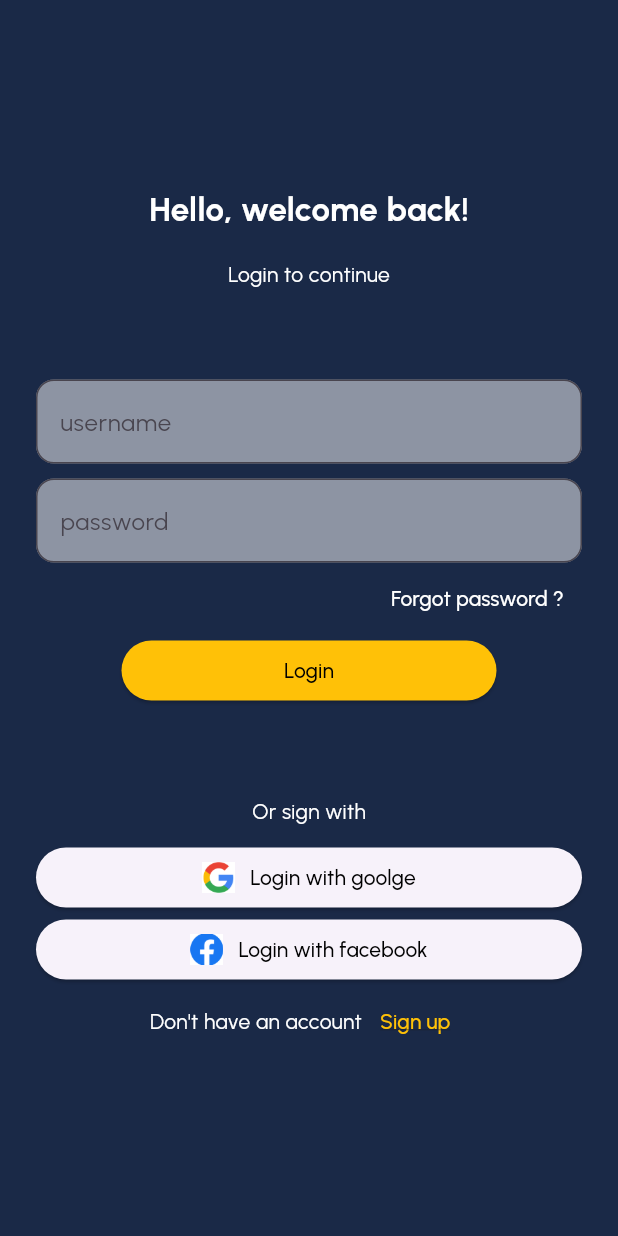
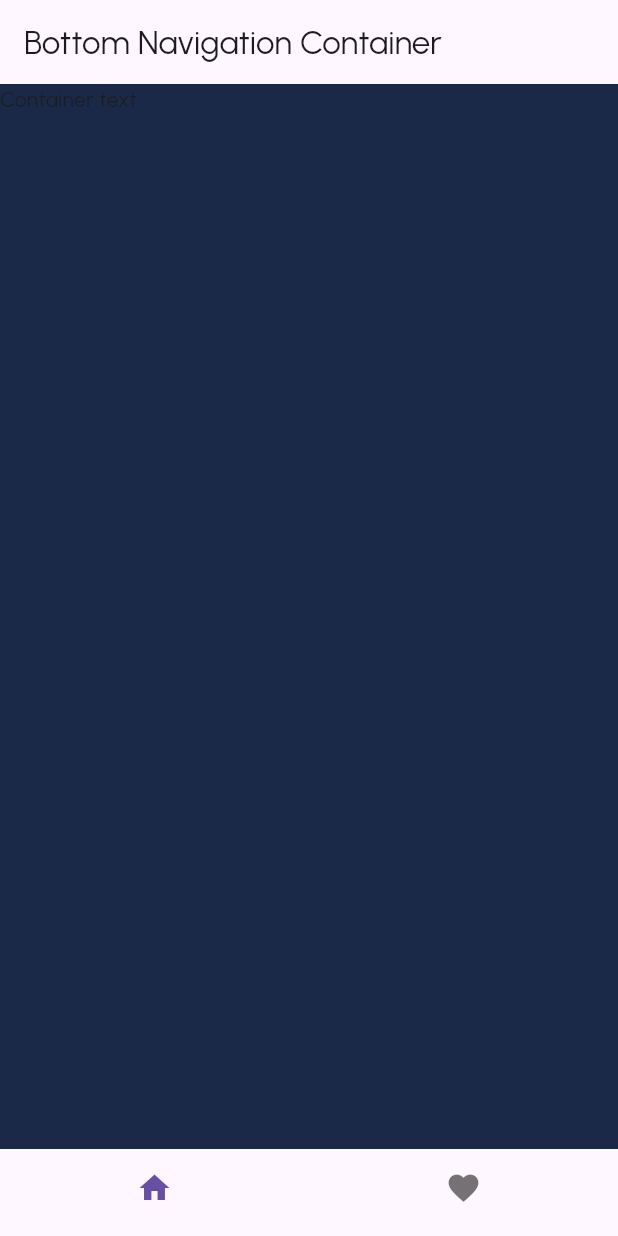
Before and after one commit to yemom/mobile_tutor, a Flutter app: the screen it shows after launch, after a tap on "Login", on a phone screen of 412 x 824 dp. Run offline on Flutter 3.47's test engine with Material 3 defaults, Android fonts, the phone set to English and light mode, and no system bars.

Commit message:
some changes

```diff
--- a/lib/login_page.dart
+++ /dev/null
@@ -1,131 +0,0 @@
-import 'package:flutter/material.dart';
-
-class LoginPage extends StatelessWidget {
-  const LoginPage({super.key});
-
-  @override
-  Widget build(BuildContext context) {
-    return Scaffold(
-      body: Padding(
-        padding: EdgeInsets.all(24),
-        child: Column(
-          children: [
-            SizedBox(height: 100),
-            Text(
-              'Hello, welcome back!',
-              style: TextStyle(
-                color: Colors.white,
-                fontSize: 22,
-                fontWeight: FontWeight.bold,
-                fontFamily: 'Urbanist',
-              ),
-            ),
-            SizedBox(height: 18),
-            Text('Login to continue', style: TextStyle(color: Colors.white)),
-            SizedBox(height: 60),
-            TextField(
-              decoration: InputDecoration(
-                hintText: 'username',
-                border: OutlineInputBorder(
-                  borderRadius: BorderRadius.circular(12),
-                ),
-                filled: true,
-                fillColor: Colors.white.withOpacity(0.5),
-              ),
-            ),
-            SizedBox(height: 10),
-            TextField(
-              decoration: InputDecoration(
-                hintText: 'password',
-                border: OutlineInputBorder(
-                  borderRadius: BorderRadius.circular(12),
-                ),
-                filled: true,
-                fillColor: Colors.white.withOpacity(0.5),
-              ),
-            ),
-            Align(
-              alignment: Alignment.centerRight,
-              child: TextButton(
-                onPressed: () {
-                  print('Forgot is clicked');
-                },
-                style: TextButton.styleFrom(foregroundColor: Colors.white),
-                child: Text('Forgot password ?'),
-              ),
-            ),
-            SizedBox(
-              width: 250,
-              child: ElevatedButton(
-                onPressed: () {
-                  print('Login is clicked');
-                },
-                style: ElevatedButton.styleFrom(
-                  backgroundColor: Colors.amber,
-                  foregroundColor: Colors.black,
-                ),
-                child: Text('Login'),
-              ),
-            ),
-            SizedBox(height: 60),
-            Text('Or sign with', style: TextStyle(color: Colors.white)),
-            SizedBox(height: 10),
-            ElevatedButton(
-              onPressed: () {
-                print('Google is clicked');
-              },
-              child: Row(
-                mainAxisAlignment: MainAxisAlignment.center,
-                children: [
-                  Image.asset('assets/image/google.png', width: 22, height: 22),
-                  SizedBox(width: 10),
-                  Text(
-                    'Login with goolge',
-                    style: TextStyle(color: Colors.black),
-                  ),
-                ],
-              ),
-            ),
-            ElevatedButton(
-              onPressed: () {
-                print('Facebook is clicked');
-              },
-              child: Row(
-                mainAxisAlignment: MainAxisAlignment.center,
-                children: [
-                  Image.asset(
-                    'assets/image/facebook.png',
-                    width: 22,
-                    height: 22,
-                  ),
-                  SizedBox(width: 10),
-                  Text(
-                    'Login with facebook',
-                    style: TextStyle(color: Colors.black),
-                  ),
-                ],
-              ),
-            ),
-            Row(
-              mainAxisAlignment: MainAxisAlignment.center,
-              children: [
-                Text(
-                  "Don't have an account",
-                  style: TextStyle(color: Colors.white),
-                ),
-                TextButton(
-                  onPressed: () {},
-                  style: TextButton.styleFrom(foregroundColor: Colors.amber),
-                  child: Text(
-                    'Sign up',
-                    style: TextStyle(decoration: TextDecoration.underline),
-                  ),
-                ),
-              ],
-            ),
-          ],
-        ),
-      ),
-    );
-  }
-}
--- a/lib/main.dart
+++ b/lib/main.dart
@@ -1,5 +1,7 @@
 import 'package:flutter/material.dart';
-import 'package:myfirst_flutter_project/login_page.dart';
+import 'package:myfirst_flutter_project/pages/home_page.dart';
+import 'package:myfirst_flutter_project/pages/login_page.dart';
+import 'package:myfirst_flutter_project/pages/main_pages.dart';
 import 'package:myfirst_flutter_project/style/app_color.dart';
 
 void main() {
@@ -15,7 +17,12 @@
         fontFamily: 'Urbanist',
         scaffoldBackgroundColor: AppColor.background,
       ),
-      home: LoginPage(),
+      initialRoute: '/',
+      routes: {
+        '/': (context) => LoginPage(),
+        '/home': (context) => HomePage(),
+        '/main': (context) => MainPages(),
+      },
     );
   }
 }
--- /dev/null
+++ b/lib/pages/home_page.dart
@@ -0,0 +1,40 @@
+import 'package:flutter/material.dart';
+import 'package:myfirst_flutter_project/style/app_color.dart';
+
+class HomePage extends StatelessWidget {
+  const HomePage({super.key});
+
+  @override
+  Widget build(BuildContext context) {
+    return Scaffold(
+      appBar: AppBar(
+        backgroundColor: AppColor.background,
+        title: Text('Home page', style: TextStyle(color: AppColor.font)),
+        actions: [Icon(Icons.location_on_outlined)],
+      ),
+      body: ListView(children: mockUserFromServer()),
+    );
+  }
+
+  Widget_userItem() {
+    return Row(
+      children: [
+        Image.asset(
+          'assets/temp/beryl.chung%40mediamonks.com.jpg',
+          width: 40,
+          height: 40,
+        ),
+        SizedBox(width: 16),
+        Text('Beryl Chung'),
+      ],
+    );
+  }
+
+  List<Widget> mockUserFromServer() {
+    List<Widget> users = [];
+    for (int i = 0; i < 1000; i++) {
+      users.add(Widget_userItem());
+    }
+    return users;
+  }
+}
--- /dev/null
+++ b/lib/pages/login_page.dart
@@ -0,0 +1,156 @@
+import 'package:flutter/material.dart';
+import 'package:myfirst_flutter_project/pages/home_page.dart';
+
+class LoginPage extends StatelessWidget {
+  const LoginPage({super.key});
+
+  @override
+  Widget build(BuildContext context) {
+    return Scaffold(
+      body: SingleChildScrollView(
+        child: SizedBox(
+          height: MediaQuery.of(context).size.height,
+          child: Padding(
+            padding: EdgeInsets.all(24),
+            child: Column(
+              children: [
+                Spacer(),
+                Text(
+                  'Hello, welcome back!',
+                  style: TextStyle(
+                    color: Colors.white,
+                    fontSize: 22,
+                    fontWeight: FontWeight.bold,
+                    fontFamily: 'Urbanist',
+                  ),
+                ),
+                SizedBox(height: 18),
+                Text(
+                  'Login to continue',
+                  style: TextStyle(color: Colors.white),
+                ),
+                Spacer(),
+                TextField(
+                  decoration: InputDecoration(
+                    hintText: 'username',
+                    border: OutlineInputBorder(
+                      borderRadius: BorderRadius.circular(12),
+                    ),
+                    filled: true,
+                    fillColor: Colors.white.withOpacity(0.5),
+                  ),
+                ),
+                SizedBox(height: 10),
+                TextField(
+                  decoration: InputDecoration(
+                    hintText: 'password',
+                    border: OutlineInputBorder(
+                      borderRadius: BorderRadius.circular(12),
+                    ),
+                    filled: true,
+                    fillColor: Colors.white.withOpacity(0.5),
+                  ),
+                ),
+                Align(
+                  alignment: Alignment.centerRight,
+                  child: TextButton(
+                    onPressed: () {
+                      print('Forgot is clicked');
+                    },
+                    style: TextButton.styleFrom(foregroundColor: Colors.white),
+                    child: Text('Forgot password ?'),
+                  ),
+                ),
+                SizedBox(height: 32),
+                SizedBox(
+                  width: 250,
+                  child: ElevatedButton(
+                    onPressed: () {
+                      Navigator.of(context).pushReplacementNamed('/main');
+                    },
+                    style: ElevatedButton.styleFrom(
+                      backgroundColor: Colors.amber,
+                      foregroundColor: Colors.black,
+                    ),
+                    child: Text('Login'),
+                  ),
+                ),
+                Spacer(),
+                Text('Or sign with', style: TextStyle(color: Colors.white)),
+                SizedBox(height: 16),
+                ElevatedButton(
+                  onPressed: () {
+                    print('Google is clicked');
+                  },
+                  child: SizedBox(
+                    height: 48,
+                    child: Row(
+                      mainAxisAlignment: MainAxisAlignment.center,
+                      children: [
+                        Image.asset(
+                          'assets/image/google.png',
+                          width: 22,
+                          height: 22,
+                        ),
+                        SizedBox(width: 10),
+                        Text(
+                          'Login with goolge',
+                          style: TextStyle(color: Colors.black),
+                        ),
+                      ],
+                    ),
+                  ),
+                ),
+                SizedBox(height: 16),
+                ElevatedButton(
+                  onPressed: () {
+                    print('Facebook is clicked');
+                  },
+
+                  child: SizedBox(
+                    height: 48,
+                    child: Row(
+                      mainAxisAlignment: MainAxisAlignment.center,
+                      children: [
+                        Image.asset(
+                          'assets/image/facebook.png',
+                          width: 22,
+                          height: 22,
+                        ),
+                        SizedBox(width: 10),
+                        Text(
+                          'Login with facebook',
+                          style: TextStyle(color: Colors.black),
+                        ),
+                      ],
+                    ),
+                  ),
+                ),
+                Row(
+                  mainAxisAlignment: MainAxisAlignment.center,
+                  children: [
+                    Text(
+                      "Don't have an account",
+                      style: TextStyle(color: Colors.white),
+                    ),
+                    TextButton(
+                      onPressed: () {},
+                      style: TextButton.styleFrom(
+                        foregroundColor: Colors.amber,
+                      ),
+                      child: Text(
+                        'Sign up',
+                        style: TextStyle(decoration: TextDecoration.underline),
+                      ),
+                    ),
+                  ],
+                ),
+                Spacer(),
+              ],
+            ),
+          ),
+        ),
+      ),
+    );
+  }
+}
--- /dev/null
+++ b/lib/pages/main_pages.dart
@@ -0,0 +1,24 @@
+import 'package:flutter/material.dart';
+
+class MainPages extends StatelessWidget {
+  const MainPages({super.key});
+
+  @override
+  Widget build(BuildContext context) {
+    return Scaffold(
+      appBar: AppBar(title: Text('Bottom Navigation Container')),
+      body: Container(child: Text('Container text')),
+      bottomNavigationBar: BottomNavigationBar(
+        items: [
+          BottomNavigationBarItem(icon: Icon(Icons.home), label: 'home'),
+          BottomNavigationBarItem(
+            icon: Icon(Icons.favorite),
+            label: 'favorite',
+          ),
+        ],
+        showSelectedLabels: false,
+        showUnselectedLabels: false,
+      ),
+    );
+  }
+}
--- a/pubspec.yaml
+++ b/pubspec.yaml
@@ -59,8 +59,8 @@
 
   # To add assets to your application, add an assets section, like this:
   assets:
-    - assets/image/google.png
-    - assets/image/facebook.png
+    - assets/image/
+    - assets/temp/
 
   # An image asset can refer to one or more resolution-specific "variants", see
   # https://flutter.dev/to/resolution-aware-images
```
Also changed, not shown: assets/temp/beryl.chung%40mediamonks.com.jpg (added).
